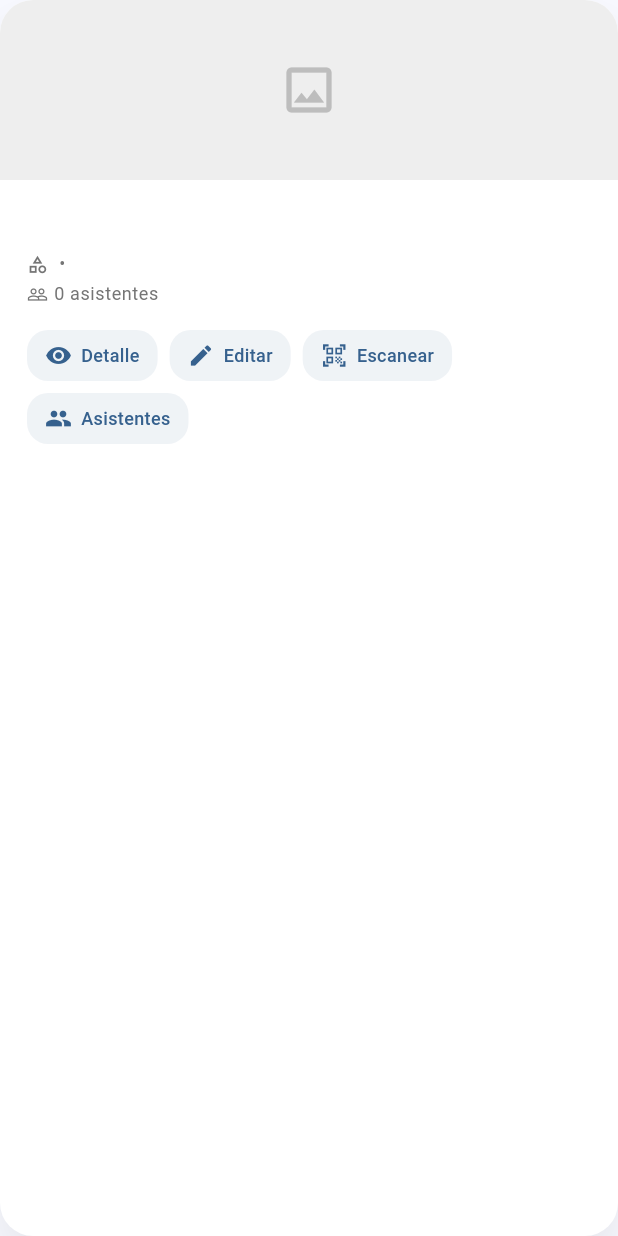
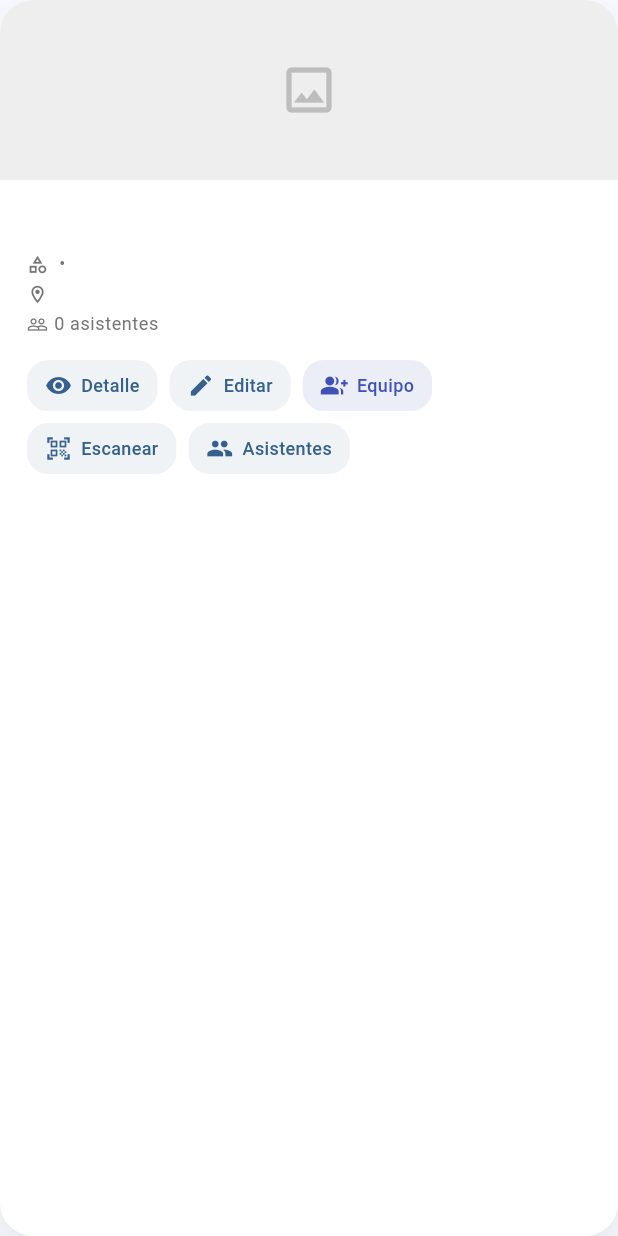
Before and after one commit to saidbl/proyecto_moviles, a Flutter app: the _MyEventCard widget shown alone on an empty page, opened directly with empty values, on a phone screen of 412 x 824 dp. Run offline on Flutter 3.47's test engine with Material 3 defaults, Android fonts, the phone set to English and light mode, and no system bars; our stand-ins replace cloud_firestore, connectivity_plus, firebase_auth, firebase_core, firebase_storage, fl_chart and 2 more; missing offline and left inert: mobile_scanner; accounts and stored records are empty.

Commit message:
Invitaciones a organizadores

```diff
--- a/lib/models/event_model.dart
+++ b/lib/models/event_model.dart
@@ -21,7 +21,6 @@ class EventModel {
 
   // 👇 NUEVO: Lista de UIDs permitidos (Admin + Staff)
   final List<String> allowedUserIds;
-
   final DateTime? createdAt;
   final DateTime? updatedAt;
 
--- a/lib/screens/events/event_detail_screen.dart
+++ b/lib/screens/events/event_detail_screen.dart
@@ -51,7 +51,7 @@ class EventDetailScreen extends StatelessWidget {
                 pinned: true,
                 backgroundColor: Colors.white,
                 foregroundColor: Colors.black,
-                // 🗑️ ELIMINADO: actions: [ ... IconButton ... ]
+                // ELIMINADO: actions: [ ... IconButton ... ]
                 // Ya no permitimos cancelar desde aquí.
 
                 flexibleSpace: FlexibleSpaceBar(
--- a/lib/screens/events/my_events_screen.dart
+++ b/lib/screens/events/my_events_screen.dart
@@ -5,6 +5,9 @@ import 'create_edit_event_screen.dart';
 import 'event_detail_screen.dart';
 import 'scan_attendance_screen.dart';
 import 'event_attendees_screen.dart';
+import 'manage_team_screen.dart';
+import 'package:firebase_auth/firebase_auth.dart';
+
 
 // Enum para opciones de ordenamiento
 enum SortOption { dateDesc, dateAsc, nameAsc, attendeesDesc }
@@ -30,6 +33,7 @@ class _MyEventsScreenState extends State<MyEventsScreen> {
 
   @override
   Widget build(BuildContext context) {
+    // 1. Obtienes el ID del usuario actual
     return Scaffold(
       backgroundColor: const Color(0xFFF5F6FA),
       appBar: AppBar(
@@ -220,6 +224,7 @@ class _MyEventsScreenState extends State<MyEventsScreen> {
                         isOngoing: isOngoing,
                         isFinished: isFinished,
                         isCancelled: !isActive,
+                        currentUid: widget.currentUid,
                       ),
                     );
                   },
@@ -293,6 +298,7 @@ class _MyEventsScreenState extends State<MyEventsScreen> {
                     isOngoing: isOngoing,
                     isFinished: isFinished,
                     isCancelled: !isActive,
+                    currentUid: widget.currentUid,
                   ),
                 );
               },
@@ -313,12 +319,14 @@ class _MyEventCard extends StatefulWidget {
   final bool isOngoing;
   final bool isFinished;
   final bool isCancelled;
+  final String currentUid;
 
   const _MyEventCard({
     required this.event,
     required this.isOngoing,
     required this.isFinished,
     required this.isCancelled,
+    required this.currentUid,
   });
 
   @override
@@ -330,13 +338,17 @@ class _MyEventCardState extends State<_MyEventCard> {
 
   @override
   Widget build(BuildContext context) {
+    final currentUserId = FirebaseAuth.instance.currentUser?.uid;
     final e = widget.event;
     final theme = Theme.of(context);
     final hasImage = e.imageUrl != null && e.imageUrl!.isNotEmpty;
 
-    // Opacidad reducida si ya pasó o se canceló
+    // 🧠 Lógica: Solo el dueño original puede gestionar el equipo
+    final isOwner = e.organizerId == widget.currentUid;
+    final bool canEdit = currentUserId != null &&
+    (e.organizerId == currentUserId || e.allowedUserIds.contains(currentUserId));
+
     final double opacity = (widget.isCancelled || widget.isFinished) ? 0.75 : 1.0;
-    // Escala de grises si está cancelado
     final ColorFilter? colorFilter = widget.isCancelled
         ? const ColorFilter.mode(Colors.grey, BlendMode.saturation)
         : null;
@@ -354,7 +366,6 @@ class _MyEventCardState extends State<_MyEventCard> {
             decoration: BoxDecoration(
               color: Colors.white,
               borderRadius: BorderRadius.circular(22),
-              // Borde verde si está ocurriendo ahora mismo
               border: widget.isOngoing
                   ? Border.all(color: Colors.green, width: 2)
                   : null,
@@ -394,22 +405,12 @@ class _MyEventCardState extends State<_MyEventCard> {
                                 ),
                               ),
 
-                        // ETIQUETAS DE ESTADO
                         if (widget.isOngoing)
-                          Positioned(
-                            top: 10, right: 10,
-                            child: _StatusBadge(label: 'EN CURSO', color: Colors.green),
-                          )
+                          Positioned(top: 10, right: 10, child: _StatusBadge(label: 'EN CURSO', color: Colors.green))
                         else if (widget.isCancelled)
-                          Positioned(
-                            top: 10, right: 10,
-                            child: _StatusBadge(label: 'CANCELADO', color: Colors.red),
-                          )
+                          Positioned(top: 10, right: 10, child: _StatusBadge(label: 'CANCELADO', color: Colors.red))
                         else if (widget.isFinished)
-                          Positioned(
-                            top: 10, right: 10,
-                            child: _StatusBadge(label: 'FINALIZADO', color: Colors.grey.shade800),
-                          ),
+                          Positioned(top: 10, right: 10, child: _StatusBadge(label: 'FINALIZADO', color: Colors.grey.shade800)),
                       ],
                     ),
                   ),
@@ -431,32 +432,16 @@ class _MyEventCardState extends State<_MyEventCard> {
 
                       const SizedBox(height: 6),
 
-                      /// 📍 DATOS
-                      Row(
-                        children: [
-                          Icon(Icons.category_outlined, size: 14, color: Colors.grey.shade600),
-                          const SizedBox(width: 4),
-                          Text(
-                            '${e.category} • ${e.subcategory}',
-                            style: theme.textTheme.bodySmall?.copyWith(color: Colors.grey.shade600),
-                          ),
-                        ],
-                      ),
+                      /// 📍 INFO
+                      _InfoRow(icon: Icons.category_outlined, text: '${e.category} • ${e.subcategory}'),
                       const SizedBox(height: 4),
-                      Row(
-                        children: [
-                          Icon(Icons.people_outline, size: 14, color: Colors.grey.shade600),
-                          const SizedBox(width: 4),
-                          Text(
-                            '${e.registrationsCount} asistentes',
-                            style: theme.textTheme.bodySmall?.copyWith(color: Colors.grey.shade600),
-                          ),
-                        ],
-                      ),
+                      _InfoRow(icon: Icons.location_on_outlined, text: e.location),
+                      const SizedBox(height: 4),
+                      _InfoRow(icon: Icons.people_outline, text: '${e.registrationsCount} asistentes'),
 
                       const SizedBox(height: 16),
 
-                      /// 🎛 ACCIONES (Solo mostramos lo útil)
+                      /// 🎛 ACCIONES (Wrap)
                       Wrap(
                         spacing: 8,
                         runSpacing: 8,
@@ -467,12 +452,13 @@ class _MyEventCardState extends State<_MyEventCard> {
                             onTap: () => Navigator.push(
                               context,
                               MaterialPageRoute(
-                                builder: (_) => EventDetailScreen(event: e, canEdit: true),
+                                builder: (_) => EventDetailScreen(event: e, canEdit: canEdit),
                               ),
                             ),
                           ),
 
-                          if (!widget.isCancelled)
+                          // EDITAR: Solo si no está cancelado + Solo si soy Dueño o Co-Organizador (la lógica de permisos de DB ya nos protege, pero visualmente lo dejamos activo)
+                          if (!widget.isCancelled && canEdit)
                             _ActionChip(
                               icon: Icons.edit,
                               label: 'Editar',
@@ -482,6 +468,30 @@ class _MyEventCardState extends State<_MyEventCard> {
                                   builder: (_) => CreateEditEventScreen(initial: e),
                                 ),
                               ),
+                            ),
+
+                          // 🆕 GESTIÓN DE EQUIPO: Solo visible para el Dueño
+                          if (!widget.isCancelled && !widget.isFinished && isOwner)
+                            _ActionChip(
+                              icon: Icons.group_add, // Icono de agregar gente
+                              label: 'Equipo',
+                              // Color distintivo para resaltar esta función nueva
+                              textColor: Colors.indigo,
+                              iconColor: Colors.indigo,
+                              backgroundColor: Colors.indigo.withOpacity(0.1),
+                              onTap: () {
+                                // Navegamos a la pantalla nueva
+                                Navigator.push(
+                                  context,
+                                  MaterialPageRoute(
+                                    builder: (_) => ManageTeamScreen(
+                                      eventId: e.id,
+                                      eventTitle: e.title,
+                                      currentUid: widget.currentUid,
+                                    ),
+                                  ),
+                                );
+                              },
                             ),
 
                           if (!widget.isCancelled && !widget.isFinished)
@@ -520,6 +530,23 @@ class _MyEventCardState extends State<_MyEventCard> {
   }
 }
 
+// Pequeño helper para filas de info (opcional, para limpiar código)
+class _InfoRow extends StatelessWidget {
+  final IconData icon;
+  final String text;
+  const _InfoRow({required this.icon, required this.text});
+  @override
+  Widget build(BuildContext context) {
+    return Row(
+      children: [
+        Icon(icon, size: 14, color: Colors.grey.shade600),
+        const SizedBox(width: 4),
+        Expanded(child: Text(text, style: Theme.of(context).textTheme.bodySmall?.copyWith(color: Colors.grey.shade600), overflow: TextOverflow.ellipsis)),
+      ],
+    );
+  }
+}
+
 class _StatusBadge extends StatelessWidget {
   final String label;
   final Color color;
@@ -546,33 +573,46 @@ class _ActionChip extends StatelessWidget {
   final String label;
   final VoidCallback onTap;
 
+  // Parámetros opcionales de estilo
+  final Color? backgroundColor;
+  final Color? iconColor;
+  final Color? textColor;
+
   const _ActionChip({
     required this.icon,
     required this.label,
     required this.onTap,
+    this.backgroundColor,
+    this.iconColor,
+    this.textColor,
   });
 
   @override
   Widget build(BuildContext context) {
+    final themePrimary = Theme.of(context).colorScheme.primary;
+    final effectiveBg = backgroundColor ?? themePrimary.withOpacity(0.08);
+    final effectiveIcon = iconColor ?? themePrimary;
+    final effectiveText = textColor ?? themePrimary;
+
     return InkWell(
       borderRadius: BorderRadius.circular(14),
       onTap: onTap,
       child: Container(
         padding: const EdgeInsets.symmetric(horizontal: 12, vertical: 8),
         decoration: BoxDecoration(
-          color: Theme.of(context).colorScheme.primary.withOpacity(0.08),
+          color: effectiveBg,
           borderRadius: BorderRadius.circular(14),
         ),
         child: Row(
           mainAxisSize: MainAxisSize.min,
           children: [
-            Icon(icon, size: 18, color: Theme.of(context).colorScheme.primary),
+            Icon(icon, size: 18, color: effectiveIcon),
             const SizedBox(width: 6),
             Text(
               label,
               style: TextStyle(
                 fontWeight: FontWeight.w500,
-                color: Theme.of(context).colorScheme.primary,
+                color: effectiveText,
                 fontSize: 12,
               ),
             ),
```
